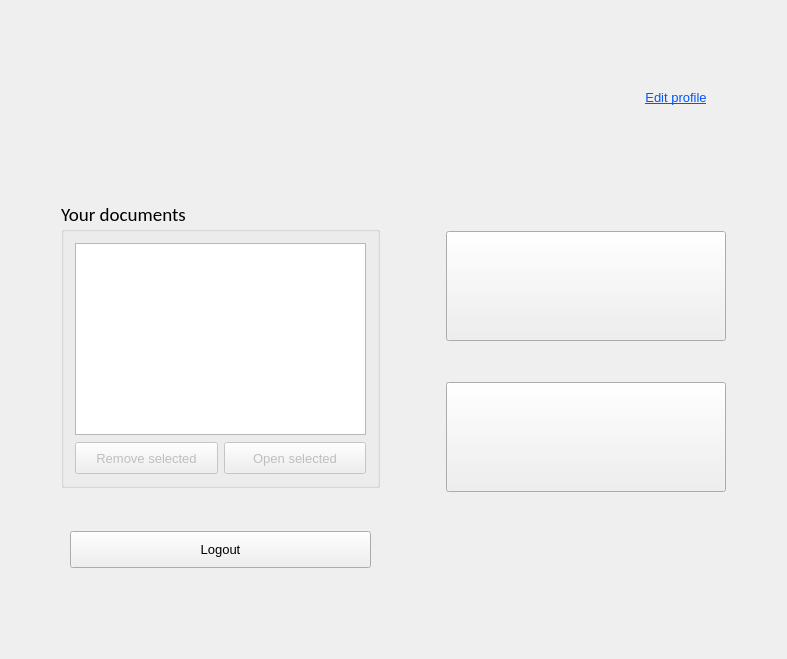
pgallo725/livetext-pds, file textedit/forms/landingpage.ui: the form before one commit.
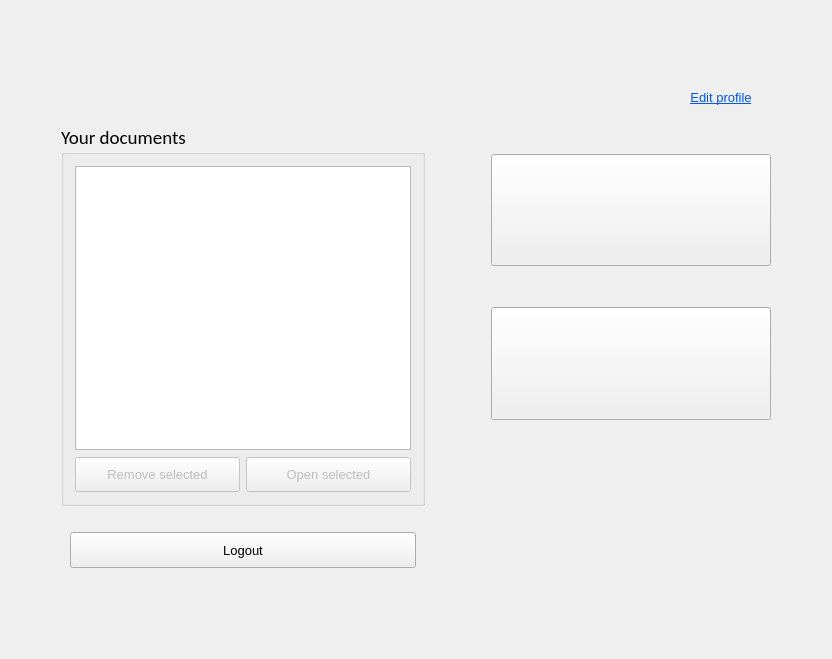
The form after the commit.

Commit message: change something in the GUI, on the trains ai dont nov

Patch:
```diff
--- a/textedit/forms/landingpage.ui
+++ b/textedit/forms/landingpage.ui
@@ -6,7 +6,7 @@
    <rect>
     <x>0</x>
     <y>0</y>
-    <width>776</width>
+    <width>832</width>
     <height>659</height>
    </rect>
   </property>
@@ -1254,6 +1254,9 @@
               <property name="orientation">
                <enum>Qt::Vertical</enum>
               </property>
+              <property name="sizeType">
+               <enum>QSizePolicy::Preferred</enum>
+              </property>
               <property name="sizeHint" stdset="0">
                <size>
                 <width>0</width>
@@ -1380,19 +1383,6 @@
               </property>
              </widget>
             </item>
-            <item>
-             <spacer name="verticalSpacer_12">
-              <property name="orientation">
-               <enum>Qt::Vertical</enum>
-              </property>
-              <property name="sizeHint" stdset="0">
-               <size>
-                <width>20</width>
-                <height>40</height>
-               </size>
-              </property>
-             </spacer>
-            </item>
            </layout>
           </item>
          </layout>
@@ -1449,12 +1439,6 @@
                 <layout class="QVBoxLayout" name="verticalLayout_11">
                  <item>
                   <widget class="QTableWidget" name="tableWidget">
-                   <property name="sizePolicy">
-                    <sizepolicy hsizetype="Expanding" vsizetype="Expanding">
-                     <horstretch>0</horstretch>
-                     <verstretch>0</verstretch>
-                    </sizepolicy>
-                   </property>
                    <property name="minimumSize">
                     <size>
                      <width>0</width>
@@ -1504,7 +1488,7 @@
                     <number>45</number>
                    </attribute>
                    <attribute name="horizontalHeaderDefaultSectionSize">
-                    <number>70</number>
+                    <number>100</number>
                    </attribute>
                    <attribute name="horizontalHeaderHighlightSections">
                     <bool>false</bool>
@@ -1519,7 +1503,7 @@
                     <number>20</number>
                    </attribute>
                    <attribute name="verticalHeaderDefaultSectionSize">
-                    <number>25</number>
+                    <number>35</number>
                    </attribute>
                    <attribute name="verticalHeaderHighlightSections">
                     <bool>false</bool>
@@ -1565,7 +1549,7 @@
                       <bool>false</bool>
                      </property>
                      <property name="sizePolicy">
-                      <sizepolicy hsizetype="Preferred" vsizetype="MinimumExpanding">
+                      <sizepolicy hsizetype="Preferred" vsizetype="Preferred">
                        <horstretch>0</horstretch>
                        <verstretch>0</verstretch>
                       </sizepolicy>
@@ -1573,7 +1557,7 @@
                      <property name="minimumSize">
                       <size>
                        <width>0</width>
-                       <height>32</height>
+                       <height>35</height>
                       </size>
                      </property>
                      <property name="font">
@@ -1596,7 +1580,7 @@
                       <bool>false</bool>
                      </property>
                      <property name="sizePolicy">
-                      <sizepolicy hsizetype="Preferred" vsizetype="MinimumExpanding">
+                      <sizepolicy hsizetype="Preferred" vsizetype="Preferred">
                        <horstretch>0</horstretch>
                        <verstretch>0</verstretch>
                       </sizepolicy>
@@ -1633,7 +1617,7 @@
                <enum>Qt::Vertical</enum>
               </property>
               <property name="sizeType">
-               <enum>QSizePolicy::MinimumExpanding</enum>
+               <enum>QSizePolicy::Preferred</enum>
               </property>
               <property name="sizeHint" stdset="0">
                <size>
@@ -1657,7 +1641,7 @@
               <item>
                <widget class="QPushButton" name="pushButton_back">
                 <property name="sizePolicy">
-                 <sizepolicy hsizetype="Minimum" vsizetype="MinimumExpanding">
+                 <sizepolicy hsizetype="Minimum" vsizetype="Preferred">
                   <horstretch>0</horstretch>
                   <verstretch>0</verstretch>
                  </sizepolicy>
@@ -1687,7 +1671,7 @@
                <enum>Qt::Vertical</enum>
               </property>
               <property name="sizeType">
-               <enum>QSizePolicy::MinimumExpanding</enum>
+               <enum>QSizePolicy::Preferred</enum>
               </property>
               <property name="sizeHint" stdset="0">
                <size>
```
